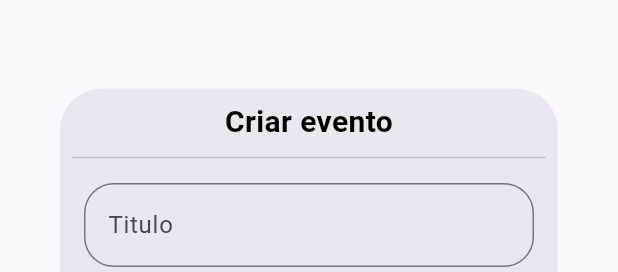
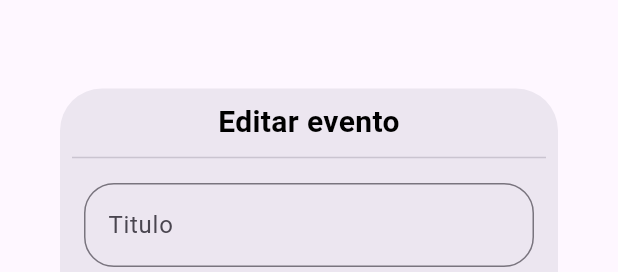
Before and after one commit to walex36/room_agenda, a Flutter app: the CreateEventDialog widget shown alone on an empty page, opened directly with empty values, on a phone screen of 412 x 824 dp. Shown: the part 180-452 px from the top of the screen. Run offline on Flutter 3.47's test engine with Material 2 defaults, Android fonts, the phone set to English and light mode, and no system bars; our stand-ins replace cloud_firestore, firebase_core, flutter_modular; accounts and stored records are empty.

Commit message:
💄 update name dialog event

```diff
--- a/lib/src/features/rooms/presetation/components/create_event_dialog.dart
+++ b/lib/src/features/rooms/presetation/components/create_event_dialog.dart
@@ -55,8 +55,8 @@ class _CreateEventDialogState extends State<CreateEventDialog> {
       value: widget.roomInfoProvider,
       child: Consumer<RoomInfoProvider>(builder: (context, provider, child) {
         return DialogComponent(
-          title: const Text(
-            "Criar evento",
+          title: Text(
+            editEvent ? "Editar evento" : "Criar evento",
             textAlign: TextAlign.center,
             style: TextStyle(
               color: Colors.black,
```
